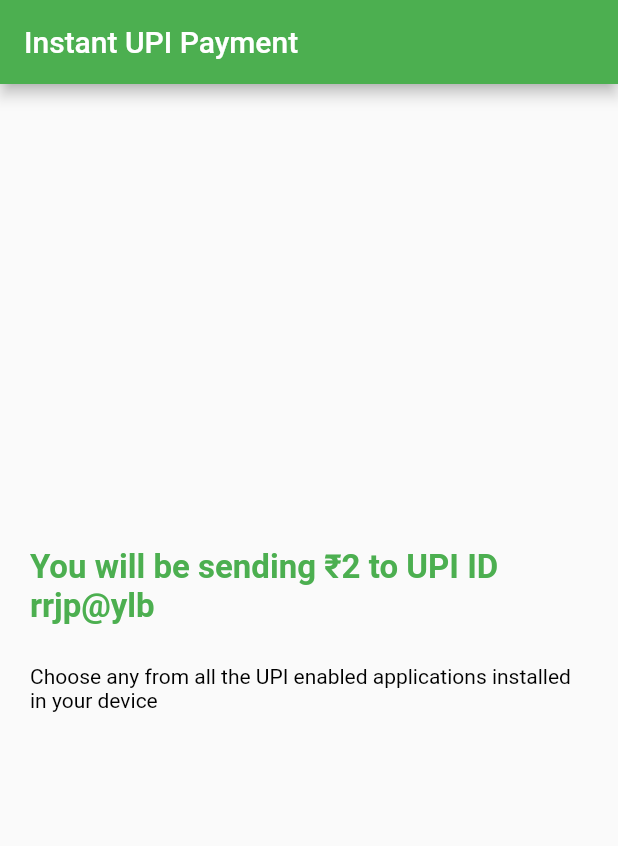
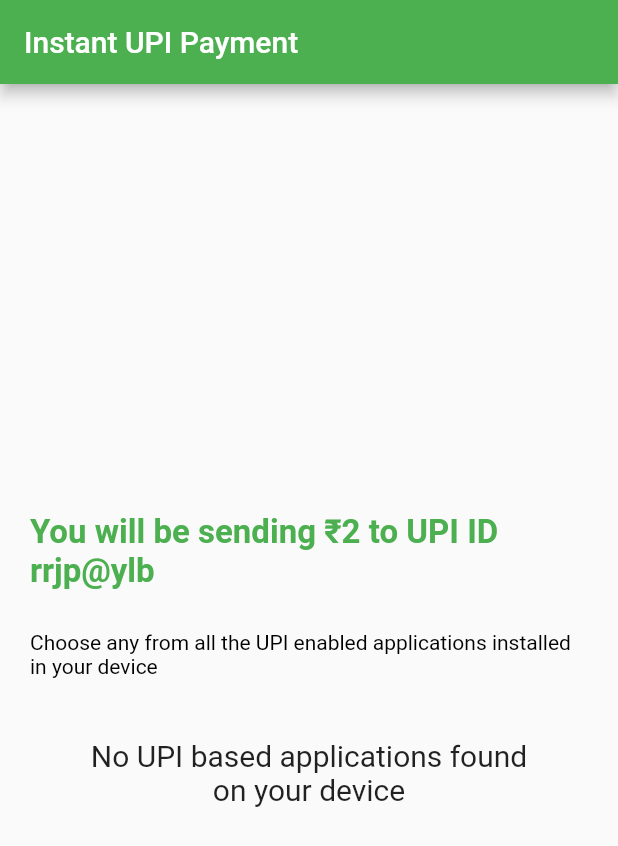
Before and after one commit to RohitRajP/upidemo, a Flutter app: the screen it shows after launch, on a phone screen of 412 x 824 dp. Shown: the top 846 px of the screen. Run offline on Flutter 3.47's test engine with Material 2 defaults, Android fonts, the phone set to English and light mode, and no system bars; missing offline and left inert: upi_pay.

Commit message:
Handled the situation where the user would have no UPI applications insalled

```diff
--- a/lib/pages/homePage.dart
+++ b/lib/pages/homePage.dart
@@ -135,7 +135,8 @@ class _HomePageState extends State<HomePage> {
       builder: (context, data, child) {
         return Padding(
           padding: EdgeInsets.symmetric(horizontal: 40.0),
-          child: Container(
+          child: (data.getUPIAppList().length != 0)
+              ? Container(
                   child: GridView.builder(
                     shrinkWrap: true,
                     itemCount: data.getUPIAppList().length,
@@ -156,6 +157,11 @@ class _HomePageState extends State<HomePage> {
                       );
                     },
                   ),
+                )
+              : Text(
+                  "No UPI based applications found on your device",
+                  textAlign: TextAlign.center,
+                  style: TextStyle(fontSize: 20.0),
                 ),
         );
       },
```
Lines whose indentation alone changed are shown as unchanged.
